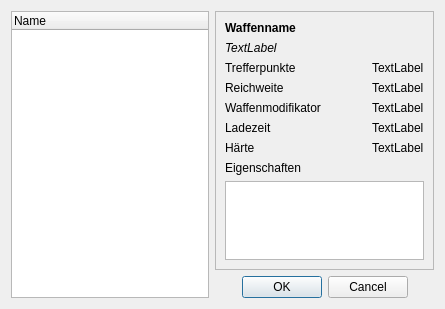
First picture: the form in UI/CharakterWaffen.ui, repository Aeolitus/Sephrasto, before the edit.
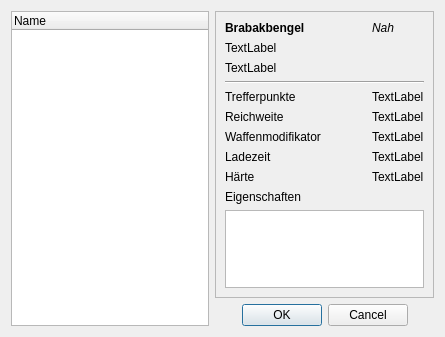
Second picture: the form after the edit.

Commit message: Database and UI support setting of Fert, Talent, and Kampfstil für Waffen

Diff of the .ui file:
```diff
--- a/UI/CharakterWaffen.ui
+++ b/UI/CharakterWaffen.ui
@@ -10,7 +10,7 @@
     <x>0</x>
     <y>0</y>
     <width>445</width>
-    <height>309</height>
+    <height>337</height>
    </rect>
   </property>
   <property name="windowTitle">
@@ -45,39 +45,77 @@
           <x>0</x>
           <y>0</y>
           <width>218</width>
-          <height>258</height>
+          <height>286</height>
          </rect>
         </property>
         <layout class="QGridLayout" name="gridLayout">
-         <item row="3" column="0">
+         <item row="12" column="0" colspan="3">
+          <widget class="QPlainTextEdit" name="plainEigenschaften">
+           <property name="readOnly">
+            <bool>true</bool>
+           </property>
+           <property name="textInteractionFlags">
+            <set>Qt::TextSelectableByKeyboard|Qt::TextSelectableByMouse</set>
+           </property>
+          </widget>
+         </item>
+         <item row="10" column="2">
+          <widget class="QLabel" name="labelH">
+           <property name="text">
+            <string>TextLabel</string>
+           </property>
+          </widget>
+         </item>
+         <item row="8" column="2">
+          <widget class="QLabel" name="labelWM">
+           <property name="text">
+            <string>TextLabel</string>
+           </property>
+          </widget>
+         </item>
+         <item row="7" column="2">
+          <widget class="QLabel" name="labelRW">
+           <property name="text">
+            <string>TextLabel</string>
+           </property>
+          </widget>
+         </item>
+         <item row="6" column="2">
+          <widget class="QLabel" name="labelTP">
+           <property name="text">
+            <string>TextLabel</string>
+           </property>
+          </widget>
+         </item>
+         <item row="7" column="0">
           <widget class="QLabel" name="label_4">
            <property name="text">
             <string>Reichweite</string>
            </property>
           </widget>
          </item>
-         <item row="4" column="0">
+         <item row="8" column="0">
           <widget class="QLabel" name="labelWM_Desc">
            <property name="text">
             <string>Waffenmodifikator</string>
            </property>
           </widget>
          </item>
-         <item row="5" column="0">
+         <item row="9" column="0">
           <widget class="QLabel" name="labelLZ_Desc">
            <property name="text">
             <string>Ladezeit</string>
            </property>
           </widget>
          </item>
-         <item row="7" column="0">
-          <widget class="QLabel" name="label_12">
+         <item row="9" column="2">
+          <widget class="QLabel" name="labelLZ">
            <property name="text">
-            <string>Eigenschaften</string>
+            <string>TextLabel</string>
            </property>
           </widget>
          </item>
-         <item row="2" column="0">
+         <item row="6" column="0">
           <widget class="QLabel" name="label_2">
            <property name="font">
             <font>
@@ -90,49 +128,40 @@
            </property>
           </widget>
          </item>
-         <item row="6" column="0" colspan="2">
+         <item row="11" column="0">
+          <widget class="QLabel" name="label_12">
+           <property name="text">
+            <string>Eigenschaften</string>
+           </property>
+          </widget>
+         </item>
+         <item row="10" column="0" colspan="2">
           <widget class="QLabel" name="label_10">
            <property name="text">
             <string>Härte</string>
            </property>
           </widget>
          </item>
-         <item row="6" column="2">
-          <widget class="QLabel" name="labelH">
-           <property name="text">
-            <string>TextLabel</string>
+         <item row="0" column="2">
+          <widget class="QLabel" name="labelTyp">
+           <property name="font">
+            <font>
+             <italic>true</italic>
+            </font>
            </property>
-          </widget>
-         </item>
-         <item row="5" column="2">
-          <widget class="QLabel" name="labelLZ">
            <property name="text">
-            <string>TextLabel</string>
+            <string>Nah</string>
            </property>
           </widget>
          </item>
-         <item row="4" column="2">
-          <widget class="QLabel" name="labelWM">
+         <item row="4" column="0" colspan="3">
+          <widget class="QLabel" name="labelStile">
            <property name="text">
             <string>TextLabel</string>
            </property>
           </widget>
          </item>
-         <item row="3" column="2">
-          <widget class="QLabel" name="labelRW">
-           <property name="text">
-            <string>TextLabel</string>
-           </property>
-          </widget>
-         </item>
-         <item row="2" column="2">
-          <widget class="QLabel" name="labelTP">
-           <property name="text">
-            <string>TextLabel</string>
-           </property>
-          </widget>
-         </item>
-         <item row="0" column="0" colspan="3">
+         <item row="0" column="0" colspan="2">
           <widget class="QLabel" name="labelName">
            <property name="font">
             <font>
@@ -141,27 +170,19 @@
             </font>
            </property>
            <property name="text">
-            <string>Waffenname</string>
+            <string>Brabakbengel</string>
            </property>
           </widget>
          </item>
-         <item row="8" column="0" colspan="3">
-          <widget class="QPlainTextEdit" name="plainEigenschaften">
-           <property name="readOnly">
-            <bool>true</bool>
+         <item row="5" column="0" colspan="3">
+          <widget class="Line" name="line">
+           <property name="orientation">
+            <enum>Qt::Horizontal</enum>
            </property>
-           <property name="textInteractionFlags">
-            <set>Qt::TextSelectableByKeyboard|Qt::TextSelectableByMouse</set>
-           </property>
           </widget>
          </item>
-         <item row="1" column="0" colspan="3">
-          <widget class="QLabel" name="labelTyp">
-           <property name="font">
-            <font>
-             <italic>true</italic>
-            </font>
-           </property>
+         <item row="3" column="0" colspan="3">
+          <widget class="QLabel" name="labelFert">
            <property name="text">
             <string>TextLabel</string>
            </property>
```
The commit also changes 7 other files.
